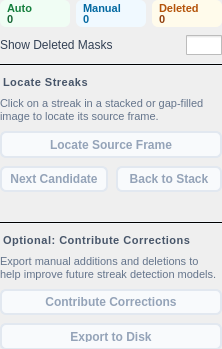
Qt form src/startrails/ui/step_review_detections.ui (gkyle/startrails) before a commit.
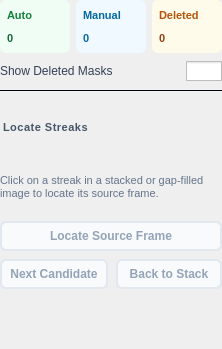
The same form after that commit. Icons and pictures are not drawn. Custom widgets are drawn as their Qt base class.

Commit message: ui: refactor for export and contribute

```diff
--- a/src/startrails/ui/step_review_detections.ui
+++ b/src/startrails/ui/step_review_detections.ui
@@ -402,121 +402,6 @@
      </property>
     </widget>
    </item>
-   <item>
-    <widget class="QFrame" name="sep1">
-     <property name="styleSheet">
-      <string notr="true">background-color: #f1f5f9;
-max-height: 1px;</string>
-     </property>
-     <property name="frameShape">
-      <enum>QFrame::Shape::HLine</enum>
-     </property>
-    </widget>
-   </item>
-   <item>
-    <widget class="QLabel" name="contributeHeading">
-     <property name="styleSheet">
-      <string notr="true">font-size: 11px;
-font-weight: 600;
-color: #475569;
-text-transform: uppercase;
-letter-spacing: 0.5px;
-margin-top: 2px;</string>
-     </property>
-     <property name="text">
-      <string>Optional: Contribute Corrections</string>
-     </property>
-    </widget>
-   </item>
-   <item>
-    <widget class="QLabel" name="contributeHint">
-     <property name="styleSheet">
-      <string notr="true">font-size: 11px;
-color: #64748b;
-line-height: 1.3;</string>
-     </property>
-     <property name="text">
-      <string>Export manual additions and deletions to help improve future streak detection models.</string>
-     </property>
-     <property name="wordWrap">
-      <bool>true</bool>
-     </property>
-    </widget>
-   </item>
-   <item>
-    <widget class="QPushButton" name="contribute">
-     <property name="enabled">
-      <bool>false</bool>
-     </property>
-     <property name="cursor">
-      <cursorShape>PointingHandCursor</cursorShape>
-     </property>
-     <property name="toolTip">
-      <string>Requires manually added or deleted streak masks.</string>
-     </property>
-     <property name="styleSheet">
-      <string notr="true">QPushButton#contribute {
-    background-color: #0369a1;
-    color: #ffffff;
-    border: 2px solid #0369a1;
-    border-radius: 6px;
-    padding: 6px 12px;
-    font-weight: 500;
-    font-size: 12px;
-}
-QPushButton#contribute:hover {
-    background-color: #075985;
-    border-color: #075985;
-}
-QPushButton#contribute:disabled {
-    background-color: #f8fafc;
-    color: #94a3b8;
-    border-color: #e2e8f0;
-}
-QPushButton#contribute:focus:enabled { border-color: #0f172a; }</string>
-     </property>
-     <property name="text">
-      <string>Contribute Corrections</string>
-     </property>
-    </widget>
-   </item>
-   <item>
-    <widget class="QPushButton" name="training">
-     <property name="enabled">
-      <bool>false</bool>
-     </property>
-     <property name="cursor">
-      <cursorShape>PointingHandCursor</cursorShape>
-     </property>
-     <property name="toolTip">
-      <string>Requires manually added or deleted streak masks.</string>
-     </property>
-     <property name="styleSheet">
-      <string notr="true">QPushButton#training {
-    background-color: #ffffff;
-    color: #1e293b;
-    border: 2px solid #cbd5e1;
-    border-radius: 6px;
-    padding: 6px 12px;
-    font-weight: 500;
-    font-size: 12px;
-}
-QPushButton#training:hover {
-    background-color: #f1f5f9;
-    border-color: #94a3b8;
-}
-QPushButton#training:disabled {
-    background-color: #f8fafc;
-    color: #94a3b8;
-    border-color: #e2e8f0;
-}
-QPushButton#training:focus:enabled { border-color: #0f172a; }</string>
-     </property>
-     <property name="text">
-      <string>Export to Disk</string>
-     </property>
-    </widget>
-   </item>
   </layout>
  </widget>
  <customwidgets>
```
The commit also changes 20 other files.
